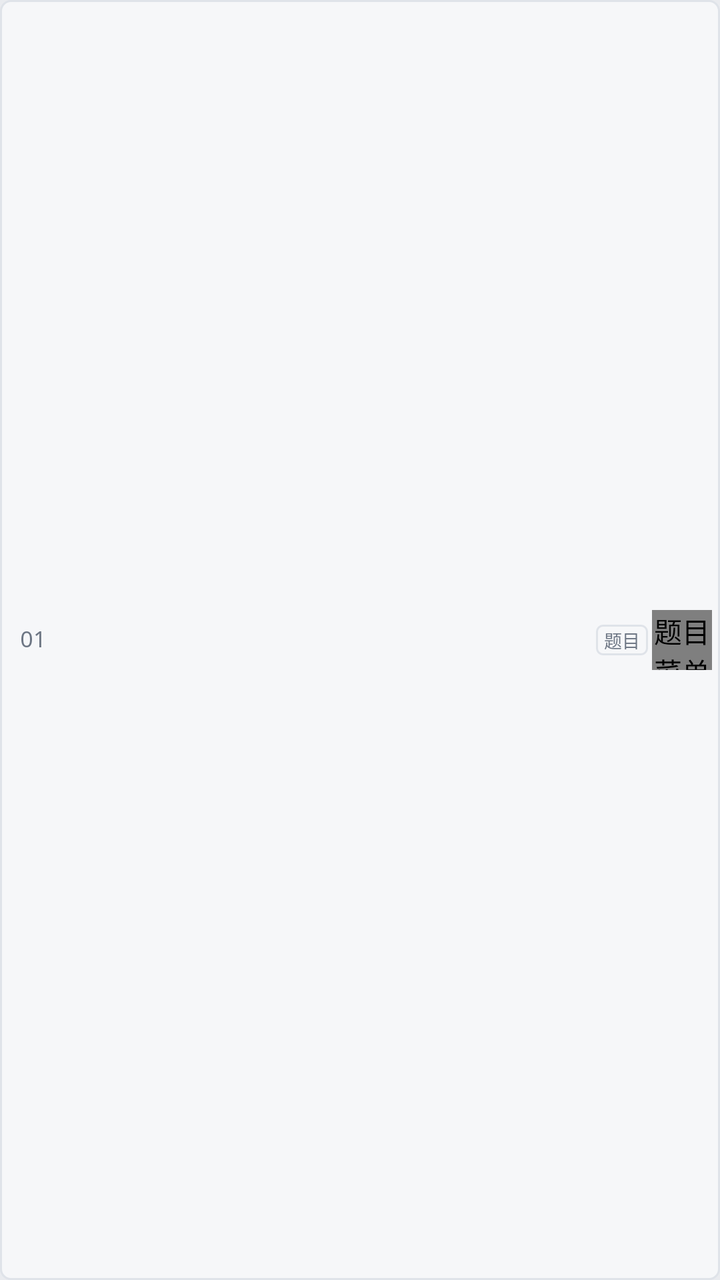
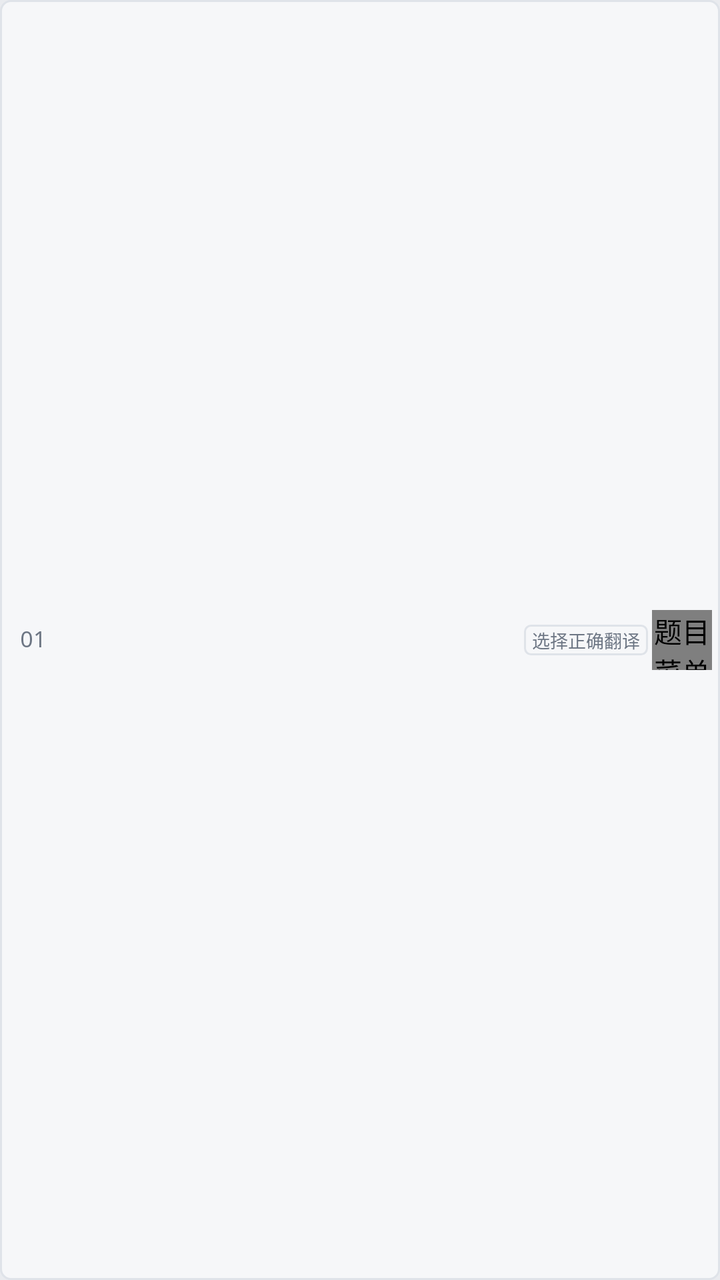

Two renders of the same Android screen: before a commit and after it. Below are the layout's source before the change and the commit's diff.
<!-- AndroidManifest.xml: application theme Theme.NostongueForge -->
<!-- res/layout/item_question.xml -->
<?xml version="1.0" encoding="utf-8"?>
<LinearLayout xmlns:android="http://schemas.android.com/apk/res/android"
    xmlns:app="http://schemas.android.com/apk/res-auto"
    android:id="@+id/question_row"
    android:layout_width="match_parent"
    android:layout_height="wrap_content"
    android:layout_marginBottom="6dp"
    android:background="@drawable/forge_bg_project_chip"
    android:clickable="true"
    android:focusable="true"
    android:gravity="center_vertical"
    android:orientation="horizontal"
    android:paddingStart="10dp"
    android:paddingTop="10dp"
    android:paddingEnd="4dp"
    android:paddingBottom="10dp">

    <TextView
        android:id="@+id/question_index"
        style="@style/Forge.Text.Mono"
        android:layout_width="28dp"
        android:layout_height="wrap_content"
        android:includeFontPadding="false"
        android:text="01"
        android:textSize="11sp" />

    <TextView
        android:id="@+id/question_name"
        android:layout_width="0dp"
        android:layout_height="wrap_content"
        android:layout_marginStart="4dp"
        android:layout_weight="1"
        android:ellipsize="end"
        android:fontFamily="sans-serif"
        android:includeFontPadding="false"
        android:maxLines="1"
        android:textColor="@color/forge_text"
        android:textSize="14sp" />

    <TextView
        style="@style/Forge.Text.Tpill"
        android:layout_width="wrap_content"
        android:layout_height="wrap_content"
        android:layout_marginStart="5dp"
        android:text="题目" />

    <io.github.myoslatal.languageforge.uikit.ForgeButton
        android:id="@+id/question_more"
        android:layout_width="30dp"
        android:layout_height="30dp"
        android:layout_marginStart="2dp"
        android:contentDescription="题目菜单"
        app:forgeIcon="@drawable/forge_ic_more"
        app:forgeVariant="ghost" />
</LinearLayout>
<!-- resources referenced by this layout -->
<resources>
  <color name="forge_text">#171B21</color>
  <!-- drawable forge_bg_project_chip (drawable) -->
  <?xml version="1.0" encoding="utf-8"?>
  <ripple xmlns:android="http://schemas.android.com/apk/res/android" android:color="@color/forge_accent_soft">
      <item>
          <shape android:shape="rectangle">
              <solid android:color="@color/forge_panel2" />
              <stroke android:width="1dp" android:color="@color/forge_line" />
              <corners android:radius="@dimen/forge_radius" />
          </shape>
      </item>
  </ripple>
  <!-- drawable forge_ic_more (drawable) -->
  <?xml version="1.0" encoding="utf-8"?>
  <vector xmlns:android="http://schemas.android.com/apk/res/android"
      android:width="24dp" android:height="24dp"
      android:viewportWidth="24" android:viewportHeight="24">
      <path android:pathData="M12,4.2 A1.5,1.5 0 1 1 12,7.2 A1.5,1.5 0 0 1 12,4.2 Z"
          android:fillColor="@color/forge_muted" />
      <path android:pathData="M12,10.5 A1.5,1.5 0 1 1 12,13.5 A1.5,1.5 0 0 1 12,10.5 Z"
          android:fillColor="@color/forge_muted" />
      <path android:pathData="M12,16.8 A1.5,1.5 0 1 1 12,19.8 A1.5,1.5 0 0 1 12,16.8 Z"
          android:fillColor="@color/forge_muted" />
  </vector>
  <style name="Forge.Text.Mono" parent="Forge.Text">
          <item name="android:fontFamily">monospace</item>
          <item name="android:textColor">@color/forge_muted</item>
      </style>
  <style name="Forge.Text.Tpill" parent="Forge.Text">
          <item name="android:textSize">@dimen/forge_text_tiny</item>
          <item name="android:textColor">@color/forge_muted</item>
          <item name="android:background">@drawable/forge_bg_tpill</item>
          <item name="android:paddingStart">4dp</item>
          <item name="android:paddingEnd">4dp</item>
          <item name="android:paddingTop">1dp</item>
          <item name="android:paddingBottom">1dp</item>
      </style>
  <color name="forge_accent_soft">#1C2F6FEB</color>
  <color name="forge_panel2">#F6F7F9</color>
  <color name="forge_line">#DFE3E9</color>
  <dimen name="forge_radius">5dp</dimen>
  <color name="forge_muted">#6D7684</color>
  <style name="Forge.Text" parent="TextAppearance.AppCompat">
          <item name="android:fontFamily">sans-serif</item>
          <item name="android:textSize">@dimen/forge_text_body</item>
          <item name="android:textColor">@color/forge_text</item>
      </style>
  <dimen name="forge_text_tiny">9sp</dimen>
  <!-- drawable forge_bg_tpill (drawable) -->
  <?xml version="1.0" encoding="utf-8"?>
  <shape xmlns:android="http://schemas.android.com/apk/res/android" android:shape="rectangle">
      <solid android:color="@color/forge_panel2" />
      <stroke android:width="1dp" android:color="@color/forge_line" />
      <corners android:radius="3dp" />
  </shape>
  <color name="forge_accent">#2F6FEB</color>
  <color name="forge_panel">#FFFFFF</color>
  <color name="forge_bg">#E9EBEF</color>
  <color name="forge_faint">#9AA3B0</color>
  <dimen name="forge_text_body">12.5sp</dimen>
  <!-- unchanged entries left out for length: 1 -->
</resources>

<!-- the commit's change to res/layout/item_question.xml (unified diff, before → after) -->
@@ -38,11 +38,12 @@
         android:textSize="14sp" />
 
     <TextView
+        android:id="@+id/question_type"
         style="@style/Forge.Text.Tpill"
         android:layout_width="wrap_content"
         android:layout_height="wrap_content"
         android:layout_marginStart="5dp"
-        android:text="题目" />
+        android:text="选择正确翻译" />
 
     <io.github.myoslatal.languageforge.uikit.ForgeButton
         android:id="@+id/question_more"
